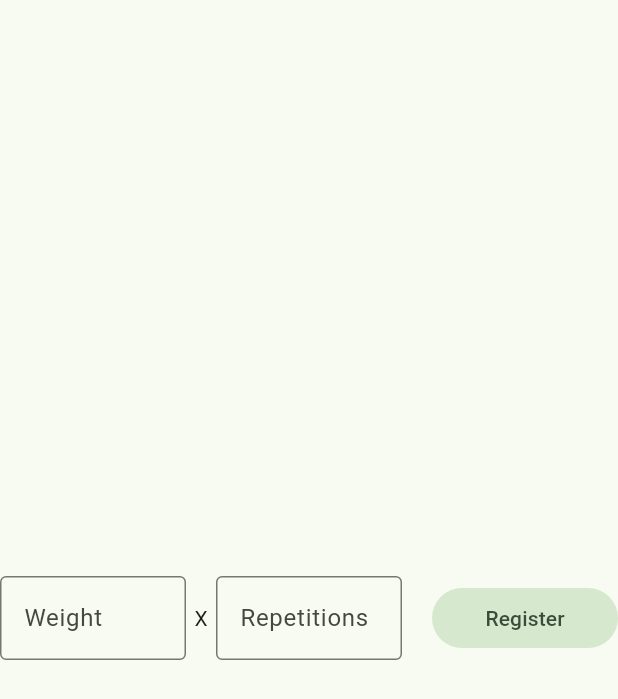
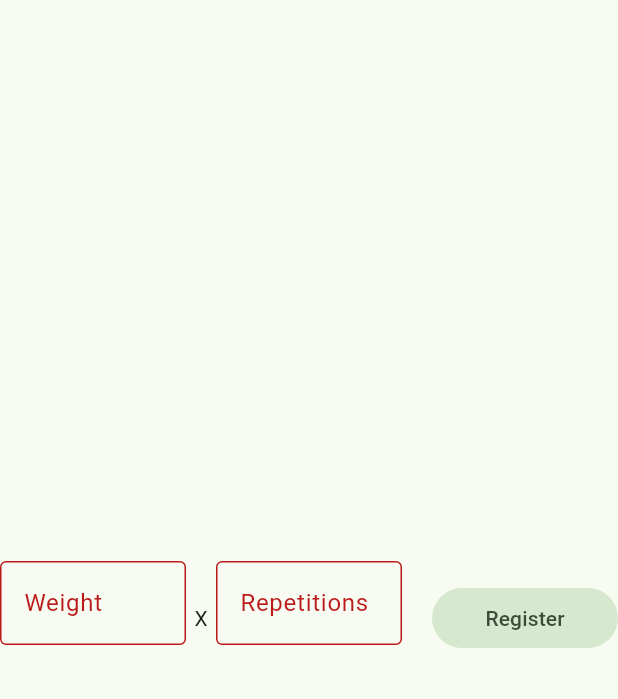
Before and after one commit to MillarCD/flutter_exercise_app, a Flutter app: the SerieForm widget shown alone on an empty page, opened directly, after a tap on "Register", on a phone screen of 412 x 824 dp. Shown: the top 699 px of the screen. Run offline on Flutter 3.47's test engine with Material 2 defaults, Android fonts, the phone set to English and light mode, and no system bars; our stand-ins replace go_router, sqflite; accounts and stored records are empty.

```diff
--- a/lib/main.dart
+++ b/lib/main.dart
@@ -1,7 +1,8 @@
-import 'package:eapp/screens/screens.dart';
 import 'package:flutter/material.dart';
 import 'package:go_router/go_router.dart';
 
+import 'package:eapp/screens/screens.dart'
+;
 void main() {
   runApp(const MyApp());
 }
--- a/lib/widgets/serie_form.dart
+++ b/lib/widgets/serie_form.dart
@@ -1,4 +1,7 @@
 import 'package:flutter/material.dart';
+
+import 'package:eapp/controllers/training_controller.dart';
+import 'package:eapp/models/series.dart';
 
 class SerieForm extends StatelessWidget {
   const SerieForm({super.key});
@@ -7,15 +10,17 @@ class SerieForm extends StatelessWidget {
   @override
   Widget build(BuildContext context) {
     GlobalKey<FormState> formKey = GlobalKey<FormState>();
+    TextEditingController weightController = TextEditingController();
+    TextEditingController repetitionsController = TextEditingController();
 
     return Form(
       key: formKey,
       child: Row(
         children: [
 
-          const Expanded(
+          Expanded(
             flex: 1,
-            child: _CustomTextFormField(label: 'Weight')
+            child: _CustomTextFormField(label: 'Weight', controller: weightController)
           ),
 
           const SizedBox(
@@ -23,9 +28,9 @@ class SerieForm extends StatelessWidget {
             child: Center(child: Text('X')),
           ),
 
-          const Expanded(
+          Expanded(
             flex: 1,
-            child: _CustomTextFormField(label: 'Repetitions'),
+            child: _CustomTextFormField(label: 'Repetitions', controller: repetitionsController,),
           ),
 
           const SizedBox(width: 20,),
@@ -35,6 +40,18 @@ class SerieForm extends StatelessWidget {
             child: FilledButton.tonal(
               onPressed: () {
                 print('guardar serie');
+                if (formKey.currentState?.validate() ?? false) {
+                  final double weight = double.parse(weightController.text);
+                  final int repetitions = int.parse(repetitionsController.text);
+                  bool res = TrainingController().addSeries(weight, repetitions);
+
+                  if (!res) return;
+
+                  FocusScope.of(context).unfocus();
+                  weightController.clear();
+                  repetitionsController.clear(); // = '';
+                }
+                print('No se guardo');
               },
               child: const Text('Register')
             ),
@@ -48,19 +65,26 @@ class SerieForm extends StatelessWidget {
 class _CustomTextFormField extends StatelessWidget {
   const _CustomTextFormField({
     super.key,
-    required this.label
+    required this.label,
+    required this.controller,
   });
 
   final String label;
+  final TextEditingController controller;
 
   @override
   Widget build(BuildContext context) {
     return TextFormField(
+      controller: controller,
       decoration: InputDecoration(
         labelText: label,
         border: const OutlineInputBorder()
       ),
       keyboardType: TextInputType.number,
+      validator: (value) {
+        if (double.tryParse(value ?? '') != null) return null;
+        return "";
+      },
     );
   }
 }
```
Also changed, not shown: lib/controllers/training_controller.dart (+22 -13 lines), lib/models/training.dart (added, +21 -0 lines), lib/persistence/db.dart (+40 -2 lines), lib/screens/home_screen.dart (+26 -2 lines), lib/screens/training_screen.dart (+11 -1 lines), lib/utils.dart (added, +10 -0 lines).
